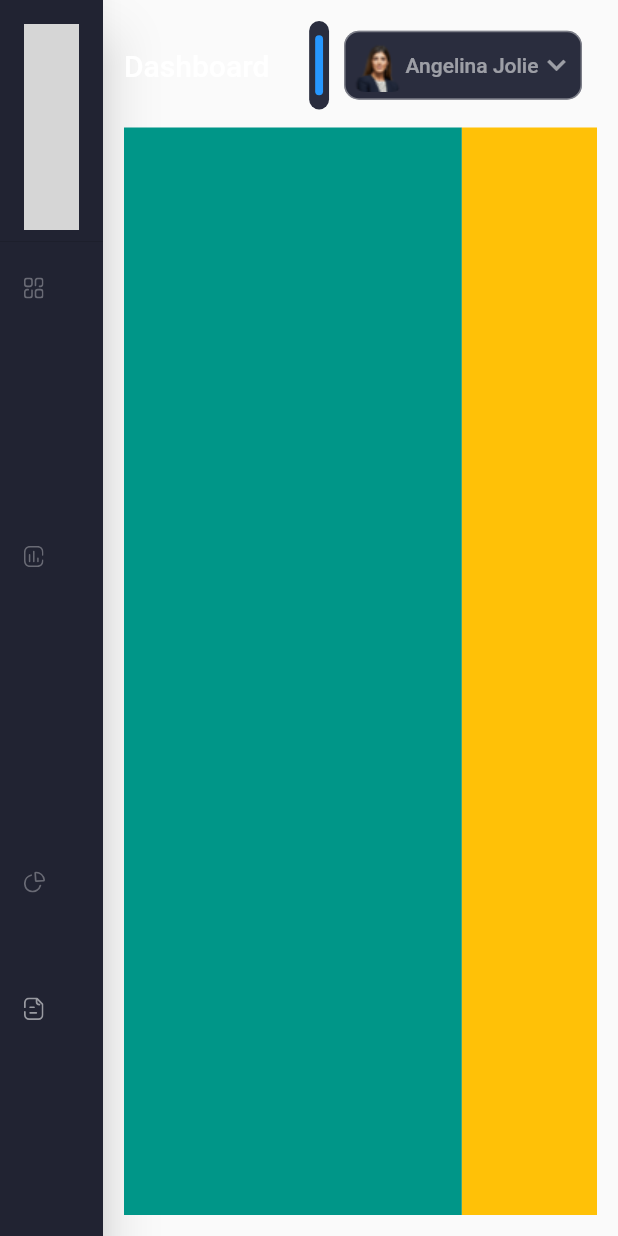
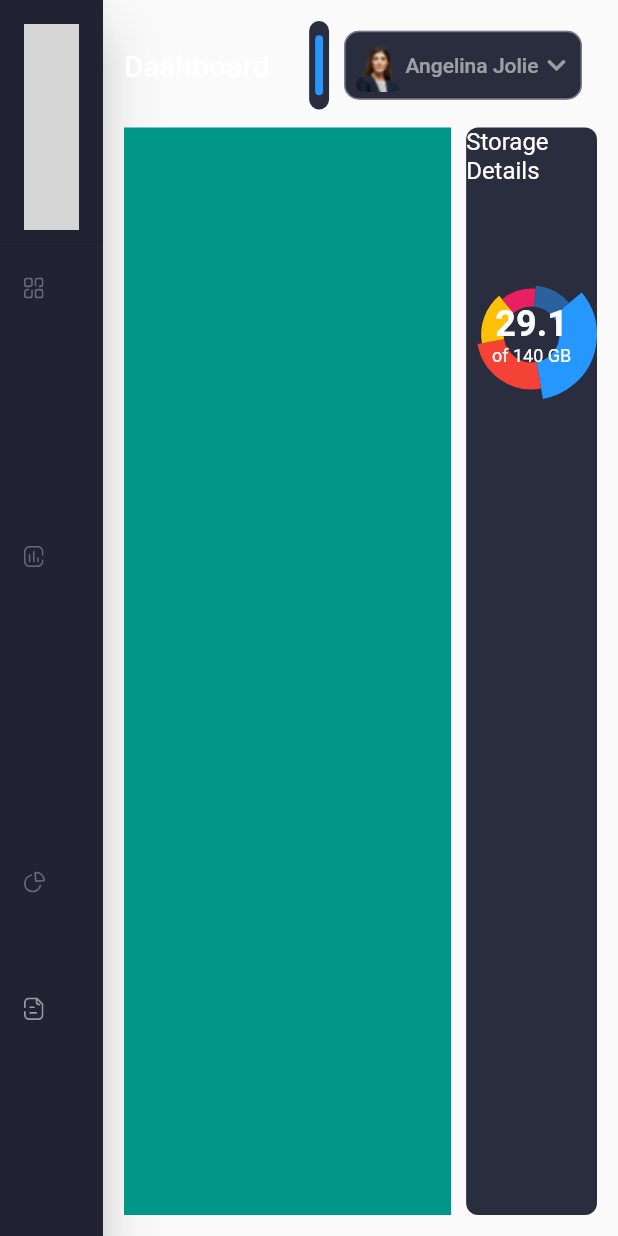
Before and after one commit to Mohamed-Yassien/responsive_admin_panel_flutter_web, a Flutter app: the screen it shows after launch, on a phone screen of 412 x 824 dp. Run offline on Flutter 3.47's test engine with Material 2 defaults, Android fonts, the phone set to English and light mode, and no system bars; drawn by our look-alikes of fl_chart; our stand-ins replace flutter_svg; grey boxes are pictures that could not be loaded.

Commit message:
add chart details

```diff
--- a/lib/screens/home_screen.dart
+++ b/lib/screens/home_screen.dart
@@ -1,4 +1,7 @@
+import 'package:fl_chart/fl_chart.dart';
 import 'package:flutter/material.dart';
+import 'package:responsive_dashboard/shared/constants.dart';
+import 'package:responsive_dashboard/shared/widgets/chart.dart';
 import 'package:responsive_dashboard/shared/widgets/home_header.dart';
 
 import 'package:responsive_dashboard/shared/widgets/side_menu.dart';
@@ -33,10 +36,30 @@ class HomeScreen extends StatelessWidget {
                                 color: Colors.teal,
                               ),
                             ),
+                            const SizedBox(
+                              width: 10,
+                            ),
                             Expanded(
                               flex: 2,
                               child: Container(
-                                color: Colors.amber,
+                                decoration: BoxDecoration(
+                                  color: secondaryColor,
+                                  borderRadius: BorderRadius.circular(8),
+                                ),
+                                child: Column(
+                                  children: [
+                                    Text(
+                                      'Storage Details',
+                                      style: Theme.of(context)
+                                          .textTheme
+                                          .subtitle1!
+                                          .copyWith(
+                                            color: Colors.white,
+                                          ),
+                                    ),
+                                    const Chart(),
+                                  ],
+                                ),
                               ),
                             ),
                           ],
--- /dev/null
+++ b/lib/shared/widgets/chart.dart
@@ -0,0 +1,83 @@
+import 'package:fl_chart/fl_chart.dart';
+import 'package:flutter/material.dart';
+
+import '../constants.dart';
+
+class Chart extends StatelessWidget {
+  const Chart({Key? key}) : super(key: key);
+
+  @override
+  Widget build(BuildContext context) {
+    return  SizedBox(
+      height: 200,
+      child: Stack(
+        children: [
+          PieChart(
+            PieChartData(
+              sectionsSpace: 0,
+              startDegreeOffset: -40,
+              sections: [
+                PieChartSectionData(
+                    color: primaryColor,
+                    radius: 25,
+                    showTitle: false,
+                    value: 40),
+                PieChartSectionData(
+                    color: Colors.red,
+                    radius: 18,
+                    showTitle: false,
+                    value: 30),
+                PieChartSectionData(
+                    color: Colors.amber,
+                    radius: 15,
+                    showTitle: false,
+                    value: 20),
+                PieChartSectionData(
+                  color: Colors.pink,
+                  radius: 12,
+                  value: 15,
+                  showTitle: false,
+                ),
+                PieChartSectionData(
+                  color: primaryColor
+                      .withOpacity(.5),
+                  radius: 14,
+                  value: 15,
+                  showTitle: false,
+                ),
+              ],
+            ),
+          ),
+          Positioned.fill(
+            child: Column(
+              mainAxisAlignment:
+              MainAxisAlignment.center,
+              children: [
+                Text(
+                  '29.1',
+                  style: Theme.of(context)
+                      .textTheme
+                      .headlineSmall!
+                      .copyWith(
+                    color: Colors.white,
+                    fontWeight:
+                    FontWeight.bold,
+                  ),
+                ),
+                Text(
+                  'of 140 GB',
+                  style: Theme.of(context)
+                      .textTheme
+                      .caption!
+                      .copyWith(
+                    color: Colors.white,
+                  ),
+                ),
+              ],
+            ),
+          ),
+        ],
+      ),
+    );
+  }
+}
```
